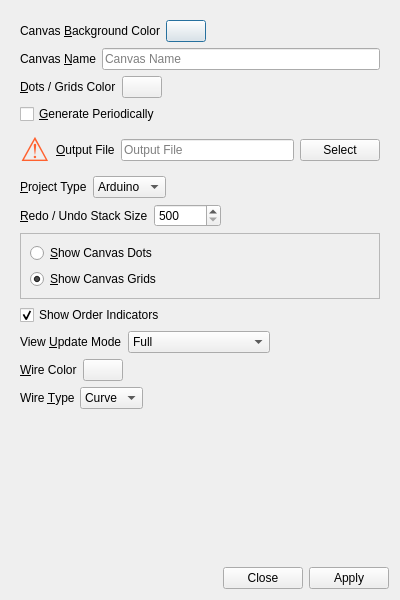
Qt form UI/glitch-canvas-settings.ui (textbrowser/glitch) before a commit.
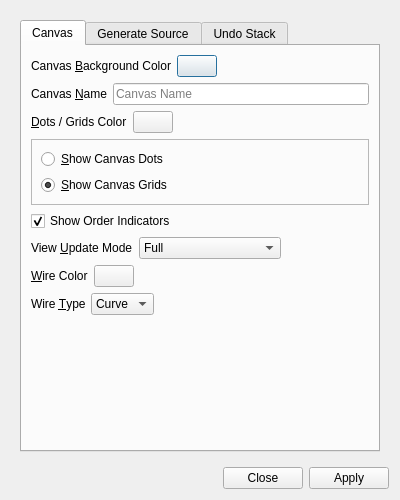
The same form after that commit. Icons and pictures are not drawn.

Commit message: New settings layout.

What changed in the file:
```diff
--- a/UI/glitch-canvas-settings.ui
+++ b/UI/glitch-canvas-settings.ui
@@ -7,7 +7,7 @@
     <x>0</x>
     <y>0</y>
     <width>400</width>
-    <height>600</height>
+    <height>500</height>
    </rect>
   </property>
   <property name="windowTitle">
@@ -32,11 +32,21 @@
         <x>0</x>
         <y>0</y>
         <width>388</width>
-        <height>548</height>
+        <height>448</height>
        </rect>
       </property>
       <layout class="QVBoxLayout" name="verticalLayout_2">
        <item>
+        <widget class="QTabWidget" name="tab">
+         <property name="currentIndex">
+          <number>0</number>
+         </property>
+         <widget class="QWidget" name="page_1">
+          <attribute name="title">
+           <string>Canvas</string>
+          </attribute>
+          <layout class="QVBoxLayout" name="verticalLayout_4">
+           <item>
         <layout class="QHBoxLayout" name="horizontalLayout_2">
          <item>
           <widget class="QLabel" name="label_2">
@@ -132,6 +142,209 @@
         </layout>
        </item>
        <item>
+            <widget class="QFrame" name="frame">
+             <property name="frameShape">
+              <enum>QFrame::StyledPanel</enum>
+             </property>
+             <property name="frameShadow">
+              <enum>QFrame::Raised</enum>
+             </property>
+             <layout class="QVBoxLayout" name="verticalLayout_3">
+              <item>
+               <widget class="QRadioButton" name="show_canvas_dots">
+                <property name="text">
+                 <string>&amp;Show Canvas Dots</string>
+                </property>
+                <attribute name="buttonGroup">
+                 <string notr="true">buttonGroup</string>
+                </attribute>
+               </widget>
+              </item>
+              <item>
+               <widget class="QRadioButton" name="show_canvas_grids">
+                <property name="text">
+                 <string>&amp;Show Canvas Grids</string>
+                </property>
+                <property name="checked">
+                 <bool>true</bool>
+                </property>
+                <attribute name="buttonGroup">
+                 <string notr="true">buttonGroup</string>
+                </attribute>
+               </widget>
+              </item>
+             </layout>
+            </widget>
+           </item>
+           <item>
+            <widget class="QCheckBox" name="show_order_indicators">
+             <property name="text">
+              <string>Show Order Indicators</string>
+             </property>
+             <property name="checked">
+              <bool>true</bool>
+             </property>
+            </widget>
+           </item>
+           <item>
+            <layout class="QHBoxLayout" name="horizontalLayout">
+             <item>
+              <widget class="QLabel" name="label">
+               <property name="text">
+                <string>View &amp;Update Mode</string>
+               </property>
+               <property name="buddy">
+                <cstring>update_mode</cstring>
+               </property>
+              </widget>
+             </item>
+             <item>
+              <widget class="QComboBox" name="update_mode">
+               <property name="currentIndex">
+                <number>1</number>
+               </property>
+               <property name="sizeAdjustPolicy">
+                <enum>QComboBox::AdjustToContents</enum>
+               </property>
+               <item>
+                <property name="text">
+                 <string>Bounding Rectangle</string>
+                </property>
+               </item>
+               <item>
+                <property name="text">
+                 <string>Full</string>
+                </property>
+               </item>
+               <item>
+                <property name="text">
+                 <string>Minimal</string>
+                </property>
+               </item>
+               <item>
+                <property name="text">
+                 <string>Smart</string>
+                </property>
+               </item>
+              </widget>
+             </item>
+             <item>
+              <spacer name="horizontalSpacer">
+               <property name="orientation">
+                <enum>Qt::Horizontal</enum>
+               </property>
+               <property name="sizeHint" stdset="0">
+                <size>
+                 <width>40</width>
+                 <height>20</height>
+                </size>
+               </property>
+              </spacer>
+             </item>
+            </layout>
+           </item>
+           <item>
+            <layout class="QHBoxLayout" name="horizontalLayout_8">
+             <item>
+              <widget class="QLabel" name="label_8">
+               <property name="text">
+                <string>&amp;Wire Color</string>
+               </property>
+               <property name="buddy">
+                <cstring>wire_color</cstring>
+               </property>
+              </widget>
+             </item>
+             <item>
+              <widget class="QPushButton" name="wire_color">
+               <property name="text">
+                <string notr="true"/>
+               </property>
+              </widget>
+             </item>
+             <item>
+              <spacer name="horizontalSpacer_6">
+               <property name="orientation">
+                <enum>Qt::Horizontal</enum>
+               </property>
+               <property name="sizeHint" stdset="0">
+                <size>
+                 <width>40</width>
+                 <height>20</height>
+                </size>
+               </property>
+              </spacer>
+             </item>
+            </layout>
+           </item>
+           <item>
+            <layout class="QHBoxLayout" name="horizontalLayout_9">
+             <item>
+              <widget class="QLabel" name="label_9">
+               <property name="text">
+                <string>Wire &amp;Type</string>
+               </property>
+               <property name="buddy">
+                <cstring>wire_type</cstring>
+               </property>
+              </widget>
+             </item>
+             <item>
+              <widget class="QComboBox" name="wire_type">
+               <property name="currentIndex">
+                <number>0</number>
+               </property>
+               <property name="sizeAdjustPolicy">
+                <enum>QComboBox::AdjustToContents</enum>
+               </property>
+               <item>
+                <property name="text">
+                 <string>Curve</string>
+                </property>
+               </item>
+               <item>
+                <property name="text">
+                 <string>Line</string>
+                </property>
+               </item>
+              </widget>
+             </item>
+             <item>
+              <spacer name="horizontalSpacer_7">
+               <property name="orientation">
+                <enum>Qt::Horizontal</enum>
+               </property>
+               <property name="sizeHint" stdset="0">
+                <size>
+                 <width>40</width>
+                 <height>20</height>
+                </size>
+               </property>
+              </spacer>
+             </item>
+            </layout>
+           </item>
+           <item>
+            <spacer name="verticalSpacer">
+             <property name="orientation">
+              <enum>Qt::Vertical</enum>
+             </property>
+             <property name="sizeHint" stdset="0">
+              <size>
+               <width>20</width>
+               <height>40</height>
+              </size>
+             </property>
+            </spacer>
+           </item>
+          </layout>
+         </widget>
+         <widget class="QWidget" name="page_2">
+          <attribute name="title">
+           <string>Generate Source</string>
+          </attribute>
+          <layout class="QVBoxLayout" name="verticalLayout_5">
+           <item>
         <widget class="QCheckBox" name="generate_periodically">
          <property name="toolTip">
           <string>Generate the code shortly after a change is made.</string>
@@ -239,6 +452,26 @@
         </layout>
        </item>
        <item>
+            <spacer name="verticalSpacer_2">
+             <property name="orientation">
+              <enum>Qt::Vertical</enum>
+             </property>
+             <property name="sizeHint" stdset="0">
+              <size>
+               <width>20</width>
+               <height>40</height>
+              </size>
+             </property>
+            </spacer>
+           </item>
+          </layout>
+         </widget>
+         <widget class="QWidget" name="page_3">
+          <attribute name="title">
+           <string>Undo Stack</string>
+          </attribute>
+          <layout class="QVBoxLayout" name="verticalLayout_6">
+           <item>
         <layout class="QHBoxLayout" name="horizontalLayout_5">
          <item>
           <widget class="QLabel" name="label_5">
@@ -279,200 +512,21 @@
         </layout>
        </item>
        <item>
-        <widget class="QFrame" name="frame">
-         <property name="frameShape">
-          <enum>QFrame::StyledPanel</enum>
-         </property>
-         <property name="frameShadow">
-          <enum>QFrame::Raised</enum>
-         </property>
-         <layout class="QVBoxLayout" name="verticalLayout_3">
-          <item>
-           <widget class="QRadioButton" name="show_canvas_dots">
-            <property name="text">
-             <string>&amp;Show Canvas Dots</string>
-            </property>
-            <attribute name="buttonGroup">
-             <string notr="true">buttonGroup</string>
-            </attribute>
-           </widget>
-          </item>
-          <item>
-           <widget class="QRadioButton" name="show_canvas_grids">
-            <property name="text">
-             <string>&amp;Show Canvas Grids</string>
-            </property>
-            <property name="checked">
-             <bool>true</bool>
-            </property>
-            <attribute name="buttonGroup">
-             <string notr="true">buttonGroup</string>
-            </attribute>
-           </widget>
-          </item>
-         </layout>
-        </widget>
-       </item>
-       <item>
-        <widget class="QCheckBox" name="show_order_indicators">
-         <property name="text">
-          <string>Show Order Indicators</string>
-         </property>
-         <property name="checked">
-          <bool>true</bool>
-         </property>
-        </widget>
-       </item>
-       <item>
-        <layout class="QHBoxLayout" name="horizontalLayout">
-         <item>
-          <widget class="QLabel" name="label">
-           <property name="text">
-            <string>View &amp;Update Mode</string>
-           </property>
-           <property name="buddy">
-            <cstring>update_mode</cstring>
-           </property>
-          </widget>
-         </item>
-         <item>
-          <widget class="QComboBox" name="update_mode">
-           <property name="currentIndex">
-            <number>1</number>
-           </property>
-           <property name="sizeAdjustPolicy">
-            <enum>QComboBox::AdjustToContents</enum>
-           </property>
-           <item>
-            <property name="text">
-             <string>Bounding Rectangle</string>
-            </property>
-           </item>
-           <item>
-            <property name="text">
-             <string>Full</string>
-            </property>
-           </item>
-           <item>
-            <property name="text">
-             <string>Minimal</string>
-            </property>
-           </item>
-           <item>
-            <property name="text">
-             <string>Smart</string>
-            </property>
-           </item>
-          </widget>
-         </item>
-         <item>
-          <spacer name="horizontalSpacer">
-           <property name="orientation">
-            <enum>Qt::Horizontal</enum>
-           </property>
-           <property name="sizeHint" stdset="0">
-            <size>
-             <width>40</width>
-             <height>20</height>
-            </size>
-           </property>
-          </spacer>
-         </item>
-        </layout>
-       </item>
-       <item>
-        <layout class="QHBoxLayout" name="horizontalLayout_8">
-         <item>
-          <widget class="QLabel" name="label_8">
-           <property name="text">
-            <string>&amp;Wire Color</string>
-           </property>
-           <property name="buddy">
-            <cstring>wire_color</cstring>
-           </property>
-          </widget>
-         </item>
-         <item>
-          <widget class="QPushButton" name="wire_color">
-           <property name="text">
-            <string notr="true"/>
-           </property>
-          </widget>
-         </item>
-         <item>
-          <spacer name="horizontalSpacer_6">
-           <property name="orientation">
-            <enum>Qt::Horizontal</enum>
-           </property>
-           <property name="sizeHint" stdset="0">
-            <size>
-             <width>40</width>
-             <height>20</height>
-            </size>
-           </property>
-          </spacer>
-         </item>
-        </layout>
-       </item>
-       <item>
-        <layout class="QHBoxLayout" name="horizontalLayout_9">
-         <item>
-          <widget class="QLabel" name="label_9">
-           <property name="text">
-            <string>Wire &amp;Type</string>
-           </property>
-           <property name="buddy">
-            <cstring>wire_type</cstring>
-           </property>
-          </widget>
-         </item>
-         <item>
-          <widget class="QComboBox" name="wire_type">
-           <property name="currentIndex">
-            <number>0</number>
-           </property>
-           <property name="sizeAdjustPolicy">
-            <enum>QComboBox::AdjustToContents</enum>
-           </property>
-           <item>
-            <property name="text">
-             <string>Curve</string>
-            </property>
-           </item>
-           <item>
-            <property name="text">
-             <string>Line</string>
-            </property>
-           </item>
-          </widget>
-         </item>
-         <item>
-          <spacer name="horizontalSpacer_7">
-           <property name="orientation">
-            <enum>Qt::Horizontal</enum>
-           </property>
-           <property name="sizeHint" stdset="0">
-            <size>
-             <width>40</width>
-             <height>20</height>
-            </size>
-           </property>
-          </spacer>
-         </item>
-        </layout>
-       </item>
-       <item>
-        <spacer name="verticalSpacer">
+            <spacer name="verticalSpacer_3">
          <property name="orientation">
           <enum>Qt::Vertical</enum>
          </property>
          <property name="sizeHint" stdset="0">
           <size>
-           <width>0</width>
-           <height>0</height>
+               <width>20</width>
+               <height>40</height>
           </size>
          </property>
         </spacer>
+           </item>
+          </layout>
+         </widget>
+        </widget>
        </item>
       </layout>
      </widget>
```
Left out of the diff: 12 changed lines with no effect on the pictures. Lines whose indentation alone changed are shown as unchanged. The commit also changes 2 other files.
